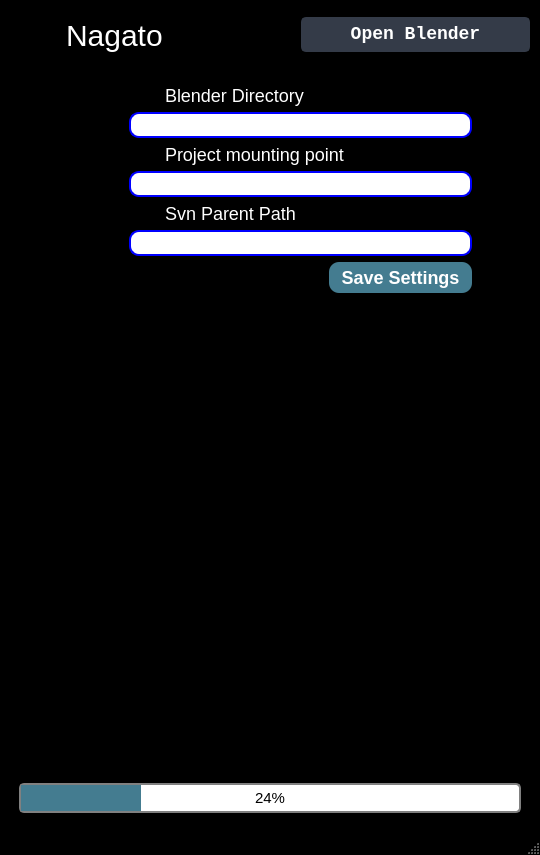
Aderemi-Adesada/GENESIS, file genesis.ui: the form before one commit.
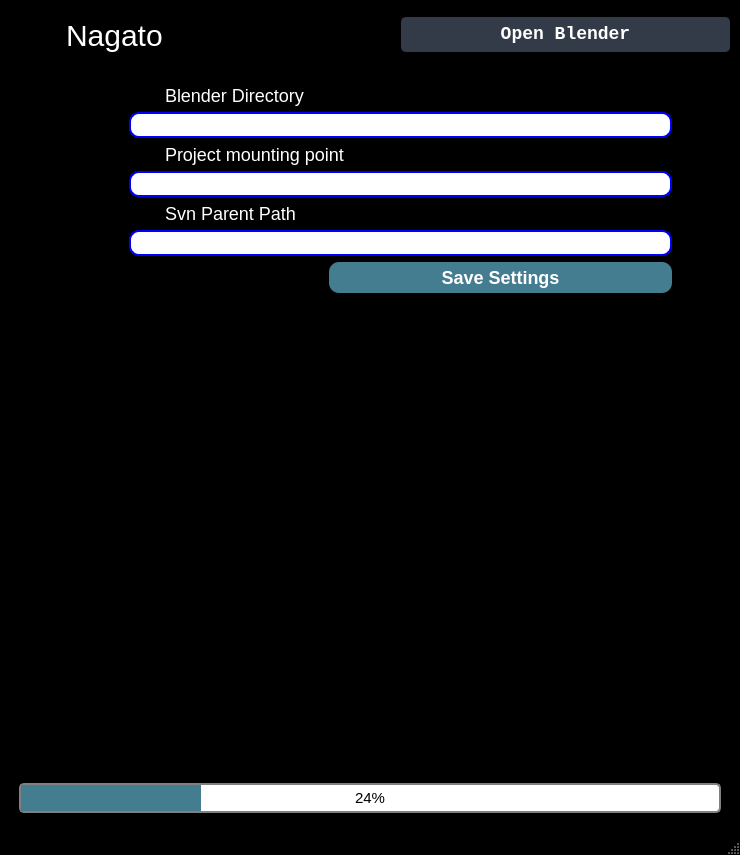
The form after the commit. Icons and pictures are not drawn.

Patch:
```diff
--- a/genesis.ui
+++ b/genesis.ui
@@ -6,13 +6,13 @@
    <rect>
     <x>0</x>
     <y>0</y>
-    <width>540</width>
+    <width>740</width>
     <height>855</height>
    </rect>
   </property>
   <property name="minimumSize">
    <size>
-    <width>540</width>
+    <width>740</width>
     <height>855</height>
    </size>
   </property>
```
Left out of the diff: 2 changed lines with no effect on the pictures.
